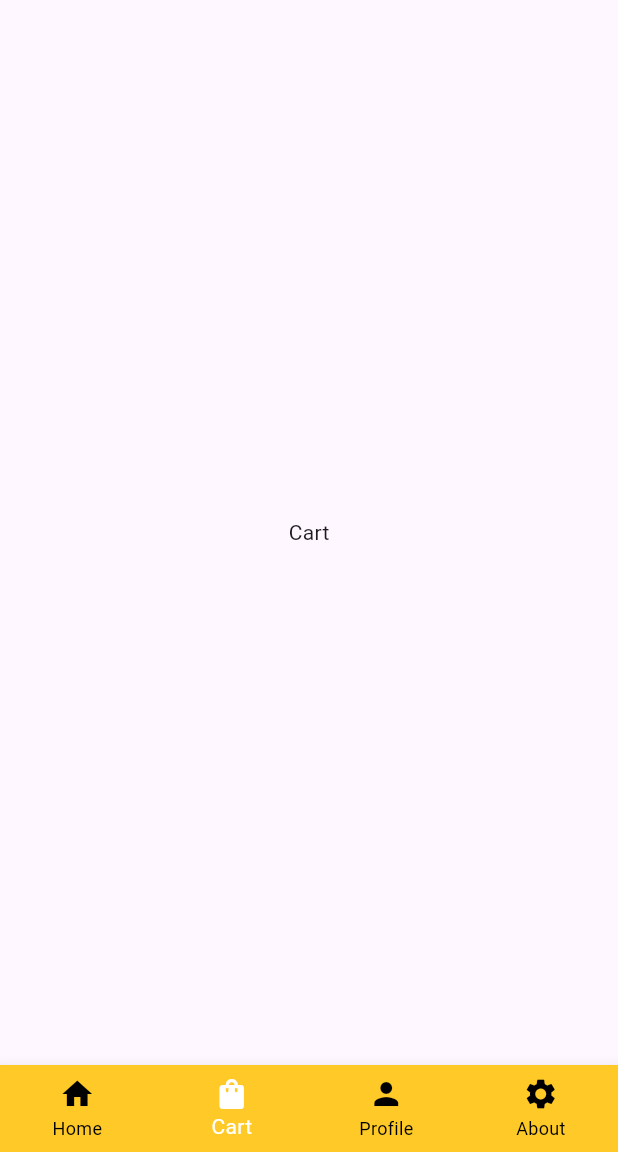
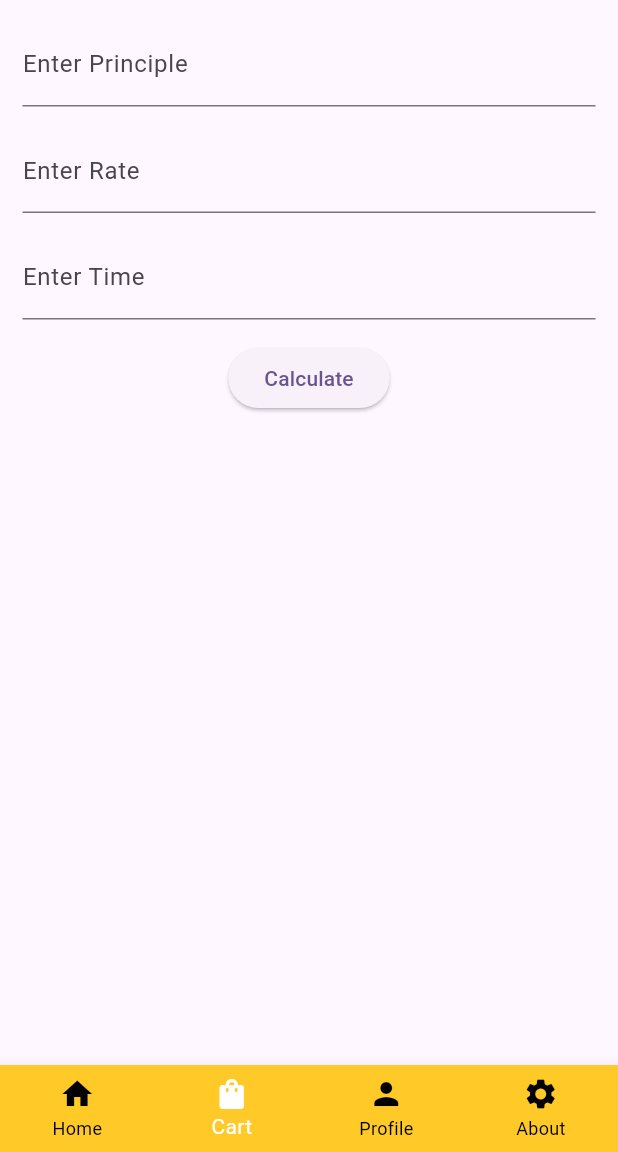
Before and after one commit to 82-Gaurab/flutter_for_college, a Flutter app: the screen it shows after launch, item 2 of the bottom bar chosen, on a phone screen of 412 x 824 dp, the part 84-1236 px from its top. Run offline on Flutter 3.47's test engine with Material 3 defaults, Android fonts, the phone set to English and light mode, and no system bars.

Commit message:
Add Simple interest in cart and addition in home

```diff
--- a/lib/screens/bottom_screen/cart_screen.dart
+++ b/lib/screens/bottom_screen/cart_screen.dart
@@ -1,10 +1,96 @@
 import 'package:flutter/material.dart';
 
-class CartScreen extends StatelessWidget {
+class CartScreen extends StatefulWidget {
   const CartScreen({super.key});
 
   @override
+  State<CartScreen> createState() => _CartScreenState();
+}
+
+class _CartScreenState extends State<CartScreen> {
+  final TextEditingController _principleController = TextEditingController();
+  final TextEditingController _rateController = TextEditingController();
+  final TextEditingController _timeController = TextEditingController();
+
+  String result = "";
+  final _formKey = GlobalKey<FormState>();
+
+  @override
   Widget build(BuildContext context) {
-    return SizedBox.expand(child: Center(child: Text("Cart")));
+    return SizedBox.expand(
+      child: Padding(
+        padding: const EdgeInsets.all(15.0),
+        child: Form(
+          key: _formKey,
+          child: Column(
+            children: [
+              TextFormField(
+                decoration: InputDecoration(
+                  labelText: "Enter Principle",
+                  hintText: "10000",
+                ),
+                controller: _principleController,
+                validator: (value) {
+                  if (value!.isEmpty) {
+                    return "Enter a value";
+                  }
+                  return null;
+                },
+              ),
+              SizedBox(height: 15),
+
+              TextFormField(
+                decoration: InputDecoration(
+                  labelText: "Enter Rate",
+                  hintText: "5",
+                ),
+                controller: _rateController,
+                validator: (value) {
+                  if (value!.isEmpty) {
+                    return "Enter a value";
+                  }
+                  return null;
+                },
+              ),
+              SizedBox(height: 15),
+
+              TextFormField(
+                decoration: InputDecoration(
+                  labelText: "Enter Time",
+                  hintText: "10",
+                ),
+                controller: _timeController,
+                validator: (value) {
+                  if (value!.isEmpty) {
+                    return "Enter a value";
+                  }
+                  return null;
+                },
+              ),
+              SizedBox(height: 15),
+
+              ElevatedButton(
+                onPressed: () {
+                  if (_formKey.currentState!.validate()) {
+                    setState(() {
+                      double si =
+                          (double.parse(_principleController.text) *
+                              double.parse(_rateController.text)) *
+                          double.parse(_timeController.text) /
+                          100;
+                      result = "$si";
+                    });
+                  }
+                },
+                child: Text('Calculate'),
+              ),
+
+              SizedBox(height: 30),
+              Text(result, style: TextStyle(fontSize: 30)),
+            ],
+          ),
+        ),
+      ),
+    );
   }
 }
```
Also changed, not shown: lib/screens/bottom_screen/home_screen.dart (+17 -3 lines).
